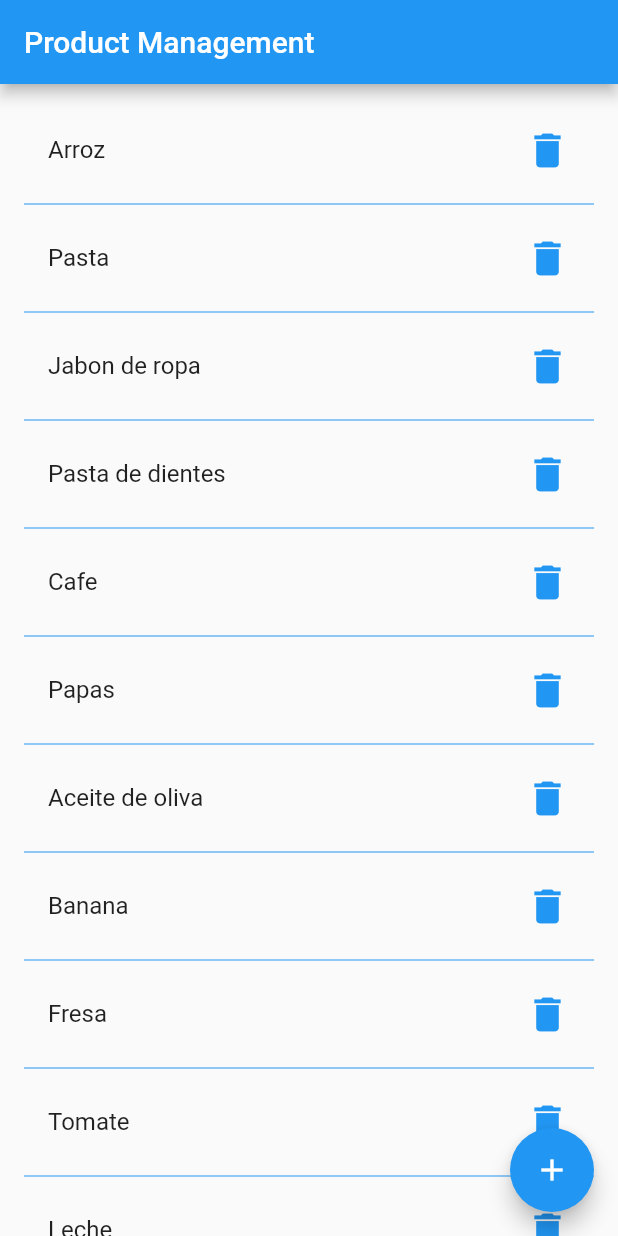
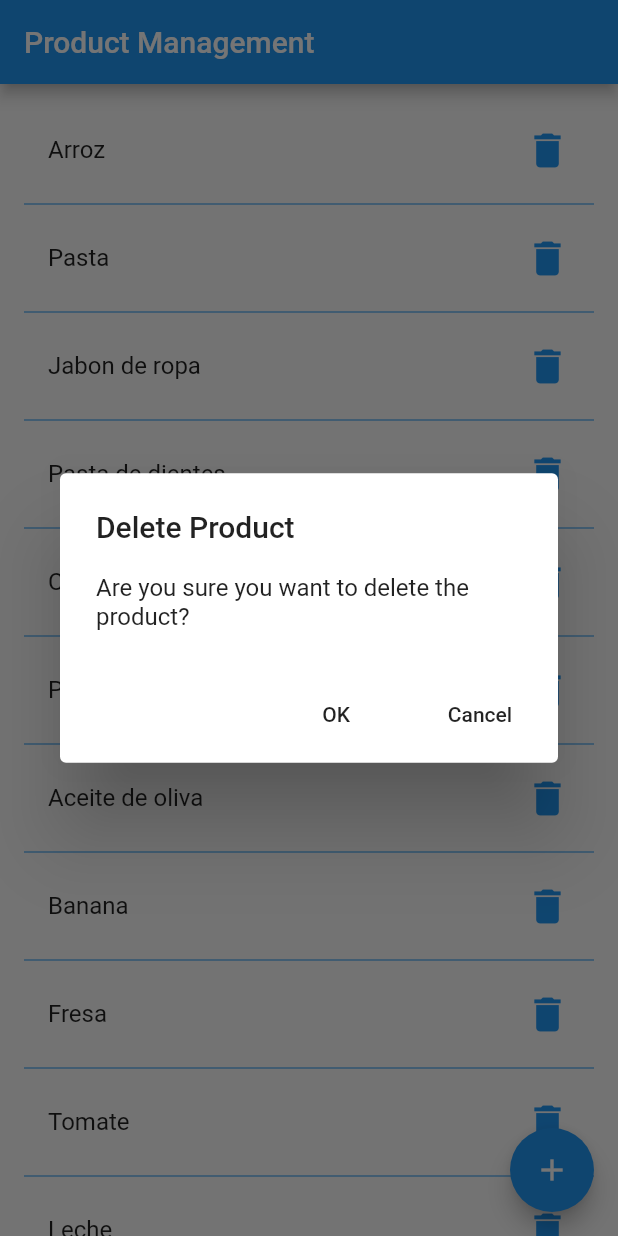
Before and after one commit to javiersantossanchez/shooping_list, a Flutter app: the ProductCatalogManagementScreen screen opened directly, after a tap on "Arroz", on a phone screen of 412 x 824 dp. Run offline on Flutter 3.47's test engine with Material 2 defaults, Android fonts, the phone set to English and light mode, and no system bars; network calls fail.

Commit message:
Add confirm dialog to delete a product from catalog

```diff
--- a/lib/ui/ProductCatalogManagementScreen.dart
+++ b/lib/ui/ProductCatalogManagementScreen.dart
@@ -45,22 +45,17 @@ class ProductCatalogManagementScreenState
         size: 30,
       ),
       onTap: () {
-        ShoppingListService service = ShoppingListService();
-        service.deleteProduct(pair.id)
-            .then(( productWasCreated ) => setState(() {}));
-
+        showConfirmDialogToDeleteProduct(context,pair);
       },
     );
   }
 
   Widget _buildBody() {
-    print('Reload list');
     return Column(children: <Widget>[
       FutureBuilder<List<Product>>(
           future: _service.getDefaultShoppingList(),
           builder:
               (BuildContext context, AsyncSnapshot<List<Product>> productList) {
-            print(productList.hasData);
             if (productList.hasData) {
               return _buildListingView(productList.data);
             } else {
@@ -105,8 +100,34 @@ class ProductCatalogManagementScreenState
     showDialogToCreateNewProduct(context);
   }
 
-  Widget  _buildDialogBody(){
 
+  void showConfirmDialogToDeleteProduct(BuildContext context, Product product){
+    showDialog(
+      context: context,
+      builder: (BuildContext context) {
+        return AlertDialog(
+          title: Text("Delete Product"),
+          content: Text("Are you sure you want to delete the product?"),
+          actions: [
+            FlatButton(
+              child: Text("OK"),
+              onPressed:  () {
+                _service.deleteProduct(product.id)
+                    .then(( productWasCreated ) {
+                      setState(() {});
+                      Navigator.pop(context, true);
+                    }
+                );
+              },
+            ),
+            FlatButton(
+              child: Text("Cancel"),
+              onPressed:  () { Navigator.pop(context, true); },
+            ),
+          ],
+        );
+      },
+    );
   }
 
   void showDialogToCreateNewProduct(BuildContext context) {
@@ -152,7 +173,7 @@ class ProductCatalogManagementScreenState
                 Navigator.pop(context, true);
               },
               child: Text(
-                "Close",
+                "Cancel",
               ),
             ),
             ])
```
